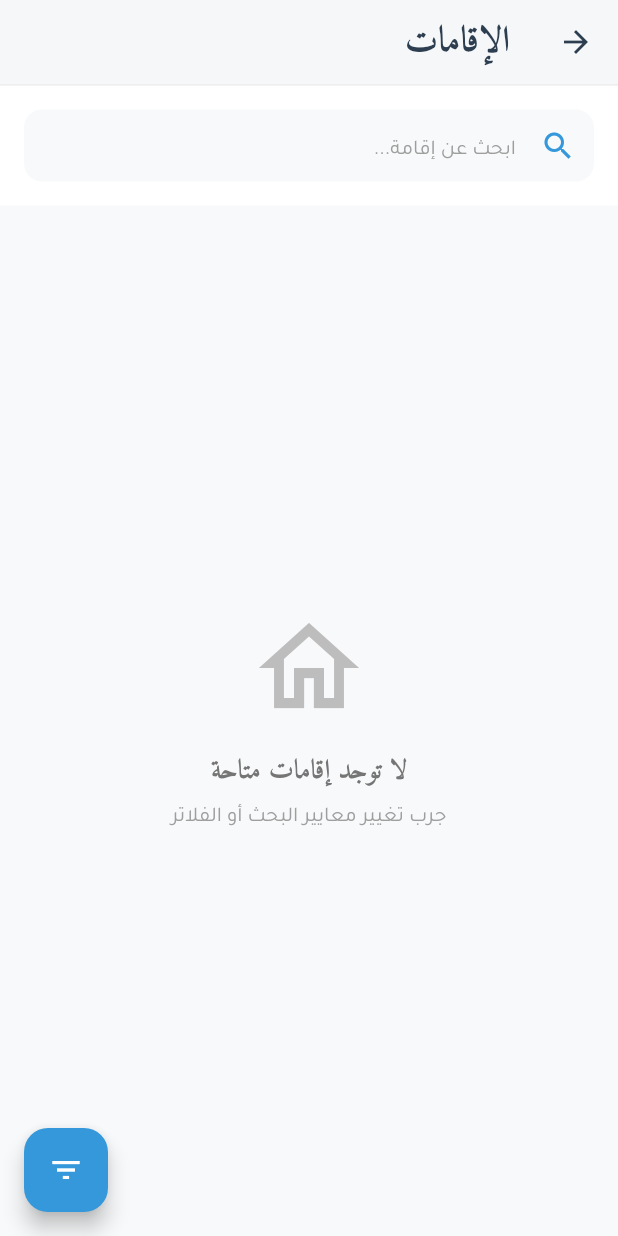
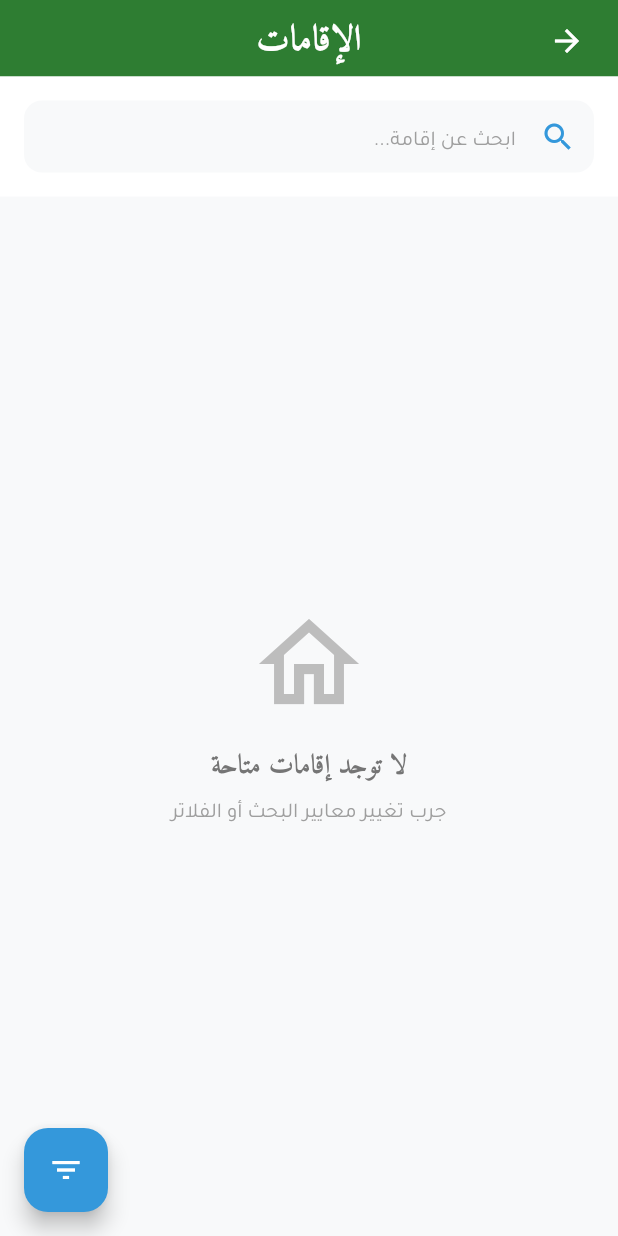
Before and after one commit to YassineGrib/rizervitoo, a Flutter app: the AccommodationsScreen screen opened directly, on a phone screen of 412 x 824 dp. Run offline on Flutter 3.47's test engine with Material 3 defaults, Android fonts, the phone set to English and light mode, and no system bars; our stand-ins replace image_picker, shared_preferences, supabase_flutter; accounts and stored records are empty.

Commit message:
refactor(screens): improve app bar consistency and styling
- Replace standard AppBar with custom headers in multiple screens
- Center align titles and adjust colors for better visual consistency
- Add back buttons and improve navigation elements
- Restructure layout to accommodate new header designs

```diff
--- a/lib/screens/accommodations_screen.dart
+++ b/lib/screens/accommodations_screen.dart
@@ -191,24 +191,48 @@ class _AccommodationsScreenState extends State<AccommodationsScreen> {
       textDirection: TextDirection.rtl,
       child: Scaffold(
         backgroundColor: const Color(0xFFF8F9FA),
-        appBar: AppBar(
-          title: const Text(
-            'الإقامات',
-            style: AppStyles.appBarTitleStyleDark,
-          ),
-          backgroundColor: Colors.white,
-          foregroundColor: AppStyles.textPrimaryColor,
-          elevation: 1,
-          bottom: PreferredSize(
-            preferredSize: const Size.fromHeight(1),
-            child: Container(
-              height: 1,
-              color: Colors.grey.shade200,
-            ),
-          ),
-        ),
         body: Column(
           children: [
+            // Custom header with title
+            Container(
+padding: EdgeInsets.only(
+                 top: MediaQuery.of(context).padding.top + 3,
+                 left: 10,
+                 right: 10,
+                 bottom: 0,
+              ),
+              decoration: BoxDecoration(
+                color: AppStyles.primaryColor,
+                // borderRadius: const BorderRadius.only(
+                //   bottomLeft: Radius.circular(24),
+                //   bottomRight: Radius.circular(24),
+                // ),
+              ),
+              child: Row(
+                children: [
+                  IconButton(
+                    icon: const Icon(
+                      Icons.arrow_back,
+                      color: Colors.white,
+                    ),
+                    onPressed: () => Navigator.pop(context),
+                  ),
+                  const Expanded(
+                    child: Text(
+                      'الإقامات',
+                      textAlign: TextAlign.center,
+                      style: TextStyle(
+                        fontFamily: 'Amiri',
+                        fontSize: 24,
+                        fontWeight: FontWeight.bold,
+                        color: Colors.white,
+                      ),
+                    ),
+                  ),
+                  const SizedBox(width: 48), // Balance the back button
+                ],
+              ),
+            ),
             // Search Bar
             Container(
               padding: const EdgeInsets.all(16),
--- a/lib/screens/profile_screen.dart
+++ b/lib/screens/profile_screen.dart
@@ -224,6 +224,7 @@ class _ProfileScreenState extends State<ProfileScreen> {
           title: const Text(
             'الملف الشخصي',
             style: AppStyles.appBarTitleStyle,
+            textAlign: TextAlign.center,
           ),
           backgroundColor: AppStyles.primaryColor,
           elevation: 0,
```
Also changed, not shown: lib/screens/bookings_screen.dart (+54 -9 lines), lib/screens/home_screen.dart (+5 -3 lines), lib/screens/my_accommodations_screen.dart (+49 -17 lines).
